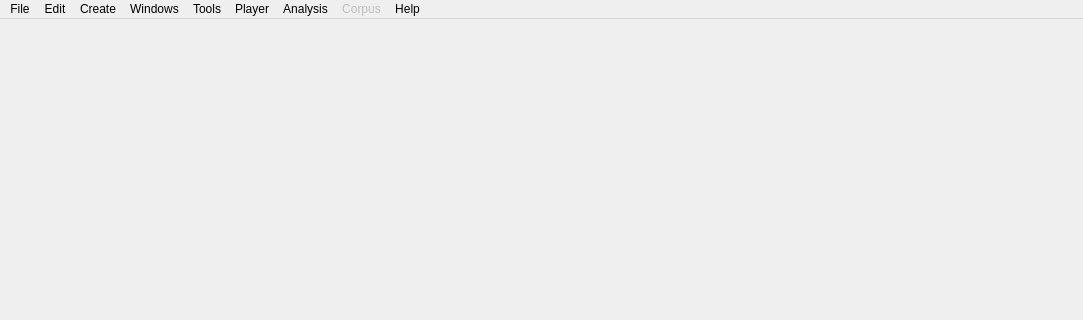
Before: the Qt Designer form qt_ui/MainWindow.ui in FilmColors/VIAN, drawn with Qt 5; both pictures show x 0 to 1083 and y 0 to 320 of the 1083 by 919 pixel window.
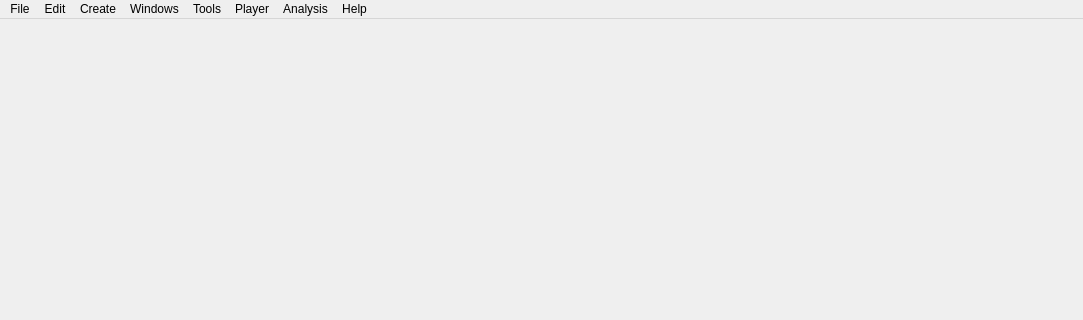
After: the same form once the commit is applied. Icons and pictures are not drawn.

The edit to the form file:
```diff
--- a/qt_ui/MainWindow.ui
+++ b/qt_ui/MainWindow.ui
@@ -225,23 +225,6 @@
     <addaction name="actionAuto_Segmentation"/>
     <addaction name="actionAuto_Screenshots"/>
    </widget>
-   <widget class="QMenu" name="menuCorpus">
-    <property name="enabled">
-     <bool>false</bool>
-    </property>
-    <property name="title">
-     <string>Corpus</string>
-    </property>
-    <addaction name="actionCreateCorpus"/>
-    <addaction name="actionOpenLocal"/>
-    <addaction name="actionOpenRemote"/>
-    <addaction name="separator"/>
-    <addaction name="actionCommitProject"/>
-    <addaction name="actionCheckoutProject"/>
-    <addaction name="separator"/>
-    <addaction name="actionCorpus_Visualizer"/>
-    <addaction name="actionCorpus_VisualizerLegacy"/>
-   </widget>
    <addaction name="menuFile"/>
    <addaction name="menuEdit"/>
    <addaction name="menuCreate"/>
@@ -249,7 +232,6 @@
    <addaction name="menuTools"/>
    <addaction name="menuPlayer"/>
    <addaction name="menuAnalysis"/>
-   <addaction name="menuCorpus"/>
    <addaction name="menuHelp"/>
   </widget>
   <widget class="QStatusBar" name="statusbar"/>
```
Left out of the diff: 19 changed lines with no effect on the pictures.
